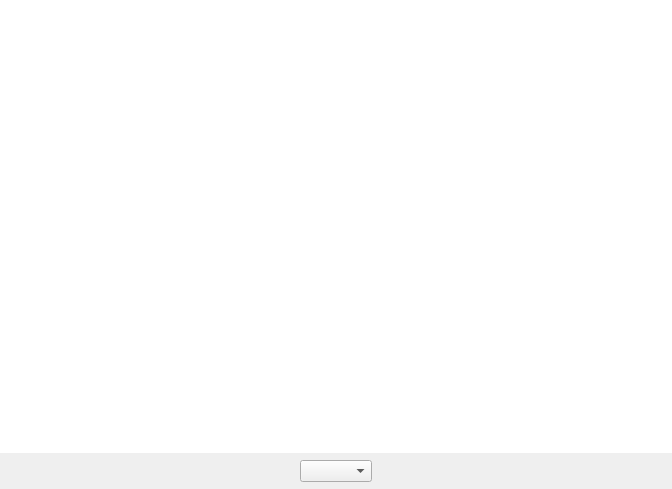
Qt form sources/Tools/DataTableView.ui (aurelien35/loteliQt) before a commit.
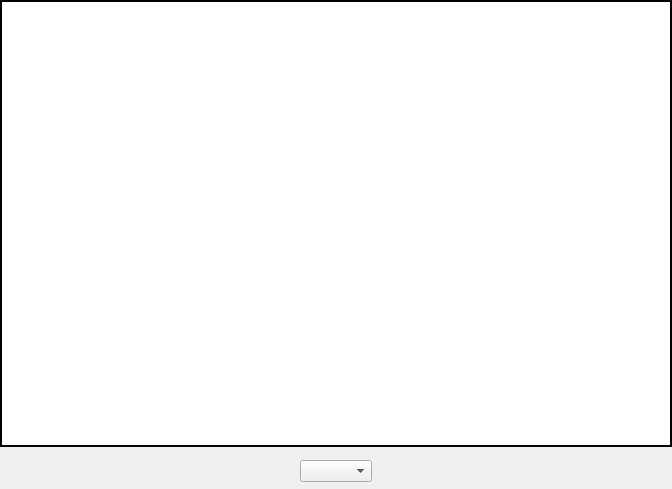
The same form after that commit. Icons and pictures are not drawn.

```diff
--- a/sources/Tools/DataTableView.ui
+++ b/sources/Tools/DataTableView.ui
@@ -11,16 +11,19 @@
    </rect>
   </property>
   <layout class="QVBoxLayout" name="verticalLayout">
-   <property name="spacing">
-    <number>0</number>
-   </property>
    <property name="margin">
     <number>0</number>
    </property>
    <item>
     <widget class="QTableView" name="tableView">
      <property name="frameShape">
-      <enum>QFrame::NoFrame</enum>
+      <enum>QFrame::Box</enum>
+     </property>
+     <property name="frameShadow">
+      <enum>QFrame::Plain</enum>
+     </property>
+     <property name="lineWidth">
+      <number>2</number>
      </property>
      <property name="editTriggers">
       <set>QAbstractItemView::NoEditTriggers</set>
```
Left out of the diff: 4 changed lines with no effect on the pictures.
